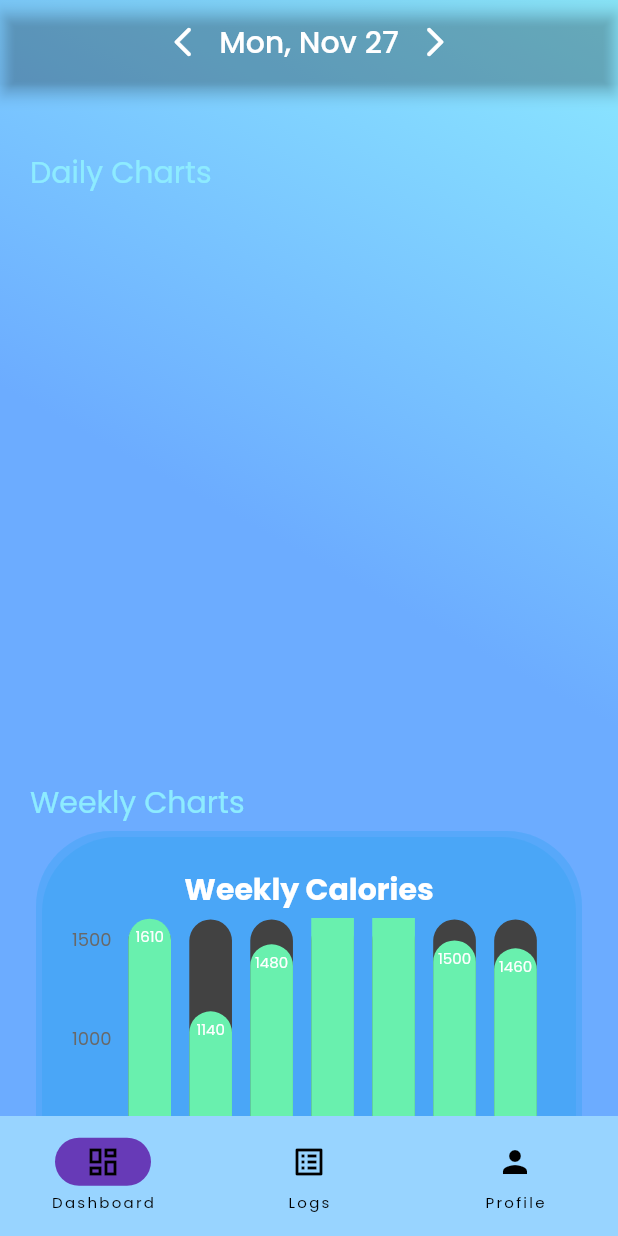
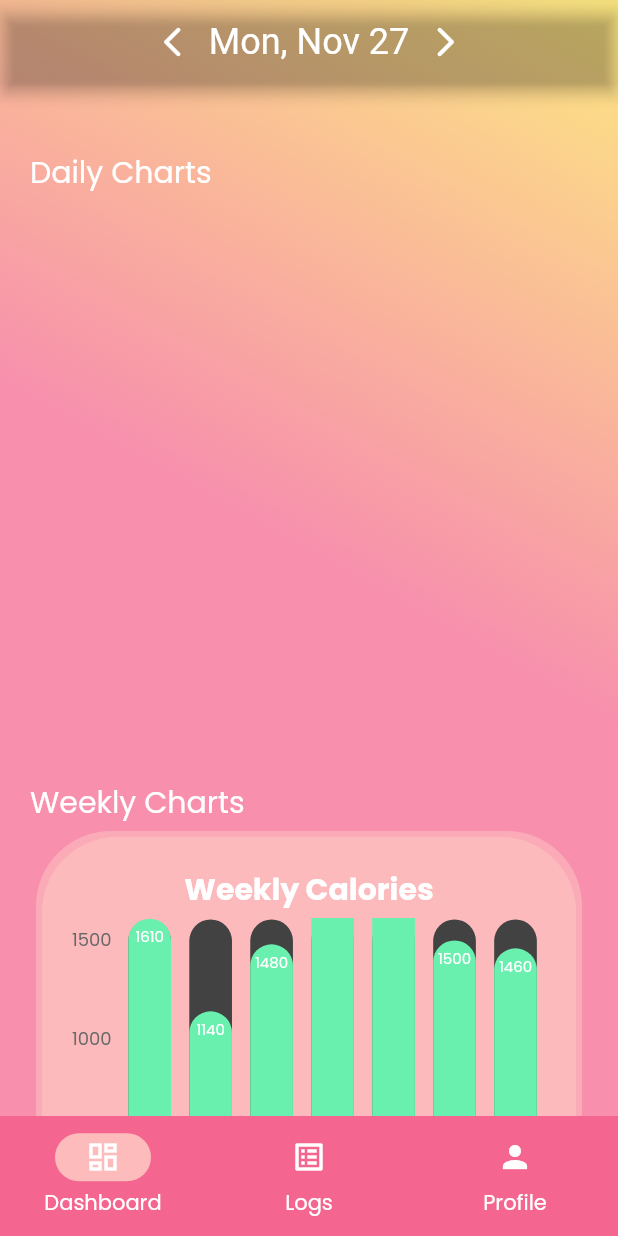
Before and after one commit to MiaN11579/CalorX, a Flutter app: the screen it shows once a user with an empty profile is signed in, on a phone screen of 412 x 824 dp. Run offline on Flutter 3.47's test engine with Material 2 defaults, Android fonts, the phone set to English and light mode, and no system bars; our stand-ins replace animated_text_kit, cloud_firestore, firebase_auth, firebase_core, firebase_storage, font_awesome_flutter and 4 more; missing offline and left inert: firebase_ui_auth, fraction; accounts and stored records are empty; statements that could not run were skipped.

Commit message:
Theme update

```diff
--- a/lib/controller/food_entry_service.dart
+++ b/lib/controller/food_entry_service.dart
@@ -26,7 +26,7 @@ class FoodEntryService {
   }
 
   /// Deletes a car with the specified [id] from Firestore.
-  Future<void> removeEntry(String id, List<String>? imageNames) async {
+  Future<void> removeEntry(String id) async {
     try {
       // Remove entry from Firestore
       await entryCollection.doc(id).delete();
--- a/lib/theme.dart
+++ b/lib/theme.dart
@@ -6,23 +6,23 @@ class ThemeProvider with ChangeNotifier {
 
   final ThemeData _lightTheme = ThemeData(
     scaffoldBackgroundColor: Colors.white,
-    cardColor: Colors.blue[400]!.withOpacity(0.6),
+    cardColor: const Color(0xffFFC5C0).withOpacity(0.6),
     colorScheme: const ColorScheme.light(
-        primary: Color(0xff8DEBFF),
-        secondary: Colors.white,
-        tertiary: Color(0xff6CACFF),
-      // primary: Color(0xffFDE882),
-      // secondary: Colors.deepPurple,
-      // tertiary: Color(0xffF78FAD),
+      primary: Colors.white,
+      secondary: Color(0xffFDE882),
+      tertiary: Color(0xffF78FAD),
     ),
-
-    navigationBarTheme: const NavigationBarThemeData(
-      backgroundColor : Color(0xff98D4FF),
+    navigationBarTheme: NavigationBarThemeData(
+      backgroundColor: const Color(0xffF4668F),
+      labelTextStyle: MaterialStateProperty.resolveWith<TextStyle>(
+        (Set<MaterialState> states) => const TextStyle(color: Colors.white),
+      ),
     ),
-
     textTheme: GoogleFonts.poppinsTextTheme(),
     appBarTheme: const AppBarTheme(
       color: Colors.transparent,
+      titleTextStyle: TextStyle(color: Colors.white, fontSize: 24),
+      iconTheme: IconThemeData(color: Colors.white),
     ),
   );
 
@@ -31,14 +31,12 @@ class ThemeProvider with ChangeNotifier {
     brightness: Brightness.dark,
     cardColor: Colors.grey[900]!.withOpacity(0.6),
     colorScheme: ColorScheme.dark(
-        primary: Colors.blue[800]!.withOpacity(0.6),
-        secondary: Colors.white,
+        primary: Colors.white,
+        secondary: Colors.blue[800]!.withOpacity(0.6),
         tertiary: Colors.indigo[800]!.withOpacity(0.4)),
-
     navigationBarTheme: const NavigationBarThemeData(
-      backgroundColor : Color(0xff121729),
+      backgroundColor: Color(0xff121729),
     ),
-
     textTheme: GoogleFonts.poppinsTextTheme(),
     appBarTheme: const AppBarTheme(
       backgroundColor: Colors.transparent,
--- a/lib/views/components/calorie_column_chart.dart
+++ b/lib/views/components/calorie_column_chart.dart
@@ -22,7 +22,7 @@ Card getCalorieColumnChart(ThemeData themeData, double userCalorie) {
         textStyle: TextStyle(
           fontSize: 20,
           fontWeight: FontWeight.bold,
-          color: themeData.colorScheme.secondary,
+          color: themeData.colorScheme.primary,
         ),
       ),
       primaryXAxis:
--- a/lib/views/components/gradient_background.dart
+++ b/lib/views/components/gradient_background.dart
@@ -5,8 +5,8 @@ BoxDecoration getGradientBackground(BuildContext context) {
       gradient: LinearGradient(
           colors: [
             Theme.of(context).colorScheme.tertiary,
-            // Theme.of(context).colorScheme.secondary,
-            Theme.of(context).colorScheme.primary,
+            Theme.of(context).colorScheme.secondary,
+            // Theme.of(context).colorScheme.primary,
           ],
           stops: const [0.5, 1],
           begin: Alignment.bottomLeft,
--- a/lib/views/components/pie_chart.dart
+++ b/lib/views/components/pie_chart.dart
@@ -19,7 +19,7 @@ Card getPieChart(
         textStyle: TextStyle(
           fontSize: 20,
           fontWeight: FontWeight.bold,
-          color: themeData.colorScheme.secondary,
+          color: themeData.colorScheme.primary,
         ),
       ),
       series: <CircularSeries>[
--- a/lib/views/components/radial_chart.dart
+++ b/lib/views/components/radial_chart.dart
@@ -1,4 +1,3 @@
-import 'package:flutter/cupertino.dart';
 import 'package:flutter/material.dart';
 import 'package:syncfusion_flutter_charts/charts.dart';
 import '../dashboard_page.dart';
@@ -18,7 +17,7 @@ Card getRadialChart(ThemeData themeData, List<ChartData> chartData) {
         textStyle: TextStyle(
           fontSize: 20,
           fontWeight: FontWeight.bold,
-          color: themeData.colorScheme.secondary,
+          color: themeData.colorScheme.primary,
         ),
       ),
       legend: Legend(
--- a/lib/views/components/tracking_bar_chart.dart
+++ b/lib/views/components/tracking_bar_chart.dart
@@ -28,7 +28,7 @@ Card getTrackingBarChart(ThemeData themeData, [double userCalorie = 0]) {
         textStyle: TextStyle(
           fontSize: 20,
           fontWeight: FontWeight.bold,
-          color: themeData.colorScheme.secondary,
+          color: themeData.colorScheme.primary,
         ),
       ),
       primaryXAxis:
--- a/lib/views/main_page.dart
+++ b/lib/views/main_page.dart
@@ -31,22 +31,21 @@ class _MainPageState extends State<MainPage> {
               currentPageIndex = index;
             });
           },
-          indicatorColor: Colors.deepPurple,
+          indicatorColor: const Color(0xffFDBBBC),
           selectedIndex: currentPageIndex,
           destinations: const <Widget>[
             NavigationDestination(
-              selectedIcon: Icon(Icons.dashboard_outlined),
-              icon: Icon(Icons.dashboard),
-
+              selectedIcon: Icon(Icons.dashboard_outlined, color: Colors.white,),
+              icon: Icon(Icons.dashboard, color: Colors.white,),
               label: 'Dashboard',
             ),
             NavigationDestination(
-              icon: Icon(Icons.list_alt),
+              icon: Icon(Icons.list_alt, color: Colors.white,),
               label: 'Logs',
             ),
             NavigationDestination(
-              selectedIcon: Icon(Icons.person_outline),
-              icon: Icon(Icons.person),
+              selectedIcon: Icon(Icons.person_outline, color: Colors.white,),
+              icon: Icon(Icons.person, color: Colors.white,),
               label: 'Profile',
             ),
           ],
--- a/lib/views/profile_page.dart
+++ b/lib/views/profile_page.dart
@@ -52,7 +52,7 @@ class _ProfilePageState extends State<ProfilePage> {
       text: TextSpan(
         style: TextStyle(
           fontSize: 20,
-          color: Theme.of(context).colorScheme.secondary,
+          color: Theme.of(context).colorScheme.primary,
         ),
         children: [
           TextSpan(
```
